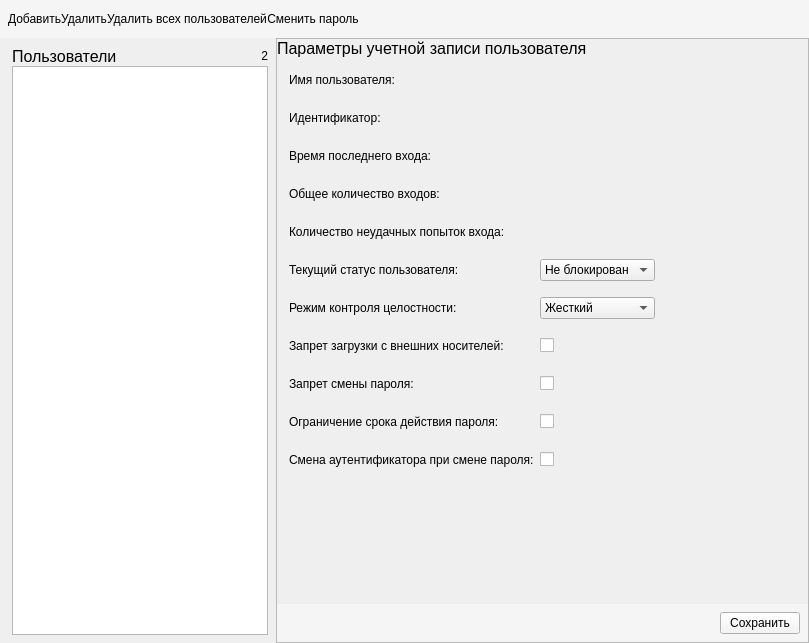
m6v/sobol, file ui/UsersListPanel.ui: the form before one commit.
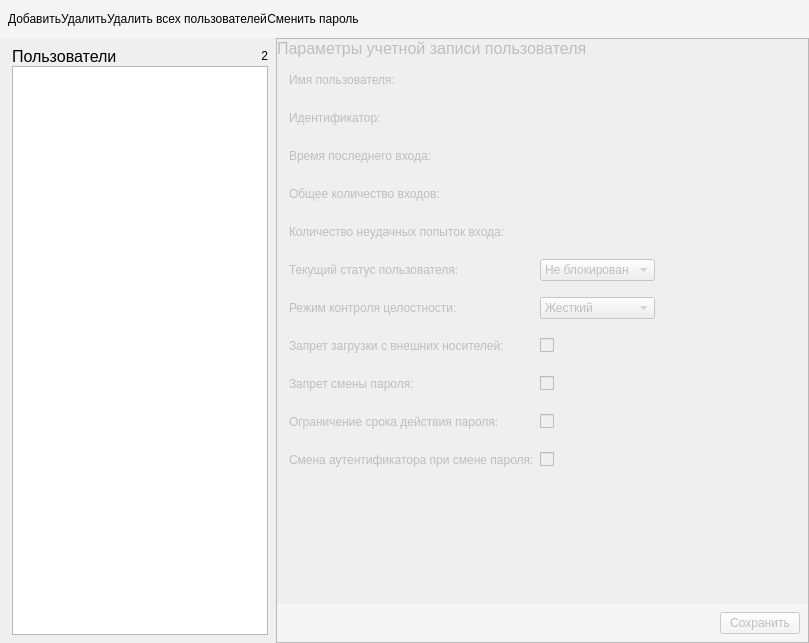
The form after the commit. Icons and pictures are not drawn. Custom widgets are drawn as their Qt base class.

Commit message: Users settings diabled in UserListPanel if no selected user

```diff
--- a/ui/UsersListPanel.ui
+++ b/ui/UsersListPanel.ui
@@ -209,6 +209,9 @@
      </item>
      <item>
       <widget class="QFrame" name="frame">
+       <property name="enabled">
+        <bool>false</bool>
+       </property>
        <property name="frameShape">
         <enum>QFrame::StyledPanel</enum>
        </property>
@@ -611,6 +614,9 @@
            </item>
            <item>
             <widget class="QPushButton" name="save_push_button">
+             <property name="enabled">
+              <bool>false</bool>
+             </property>
              <property name="text">
               <string>Сохранить</string>
              </property>
```
The commit also changes 2 other files.
